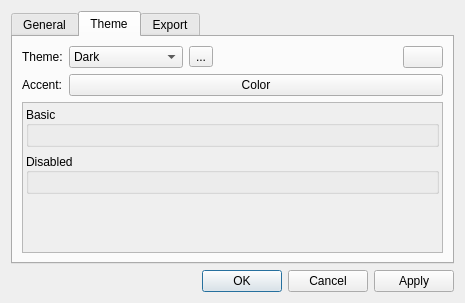
Old version of the form src/gui/settings/settings_dialog.ui in the repository albin-johansson/tactile.
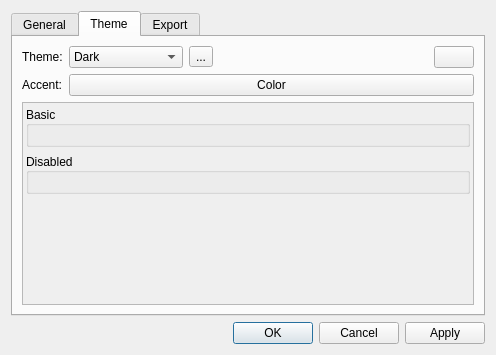
New version of the form. The open tabs and pages were chosen to show the change. Icons and pictures are not drawn.

What changed in the file:
```diff
--- a/src/gui/settings/settings_dialog.ui
+++ b/src/gui/settings/settings_dialog.ui
@@ -6,8 +6,8 @@
    <rect>
     <x>0</x>
     <y>0</y>
-    <width>465</width>
-    <height>303</height>
+    <width>496</width>
+    <height>355</height>
    </rect>
   </property>
   <property name="sizePolicy">
@@ -285,7 +285,7 @@
             <x>0</x>
             <y>0</y>
             <width>421</width>
-            <height>147</height>
+            <height>165</height>
            </rect>
           </property>
           <layout class="QGridLayout" name="gridLayout">
```
